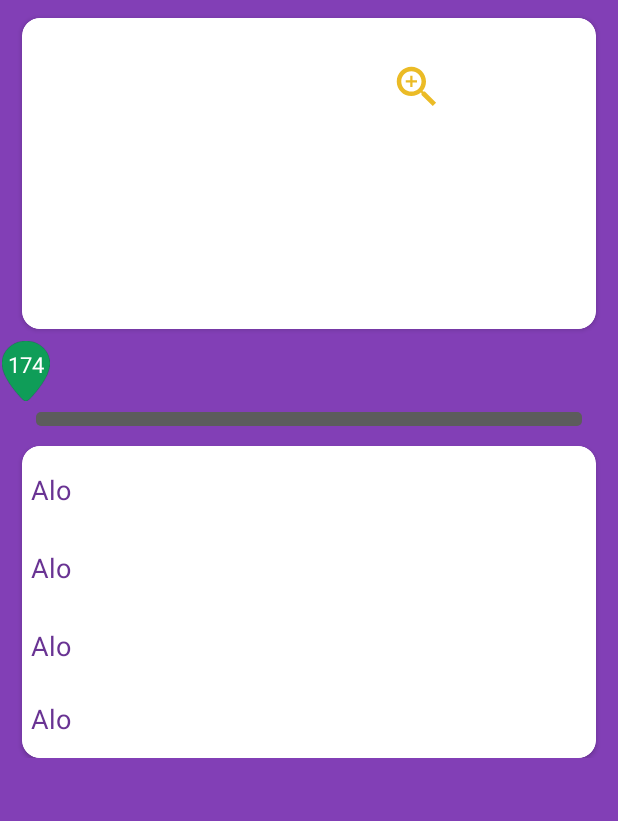
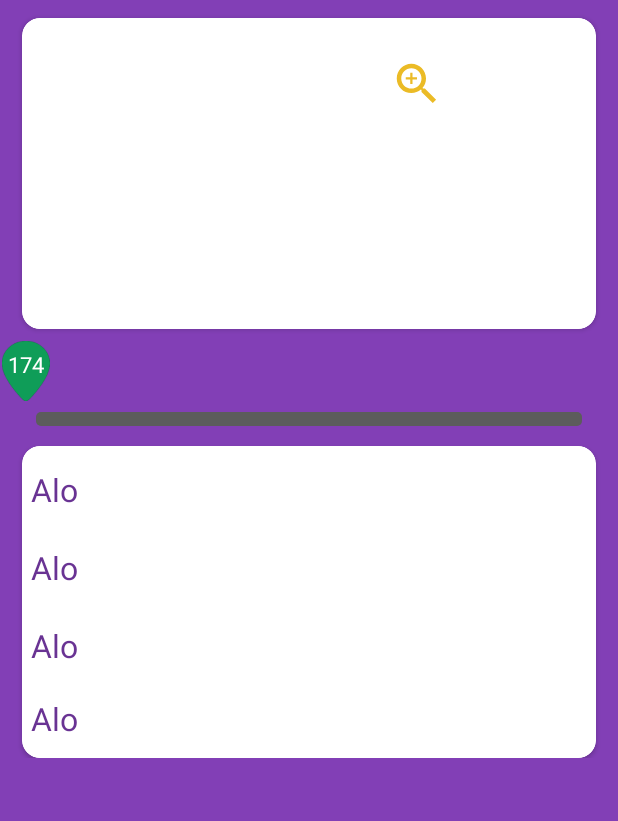
Before and after one commit to PikachuTeam/IndoDriving, an Android app: the layout fragment_learn_all.xml on its own in the app's theme, with its tools: preview values and no code run, on a phone screen of 412 x 824 dp. Shown: the top 821 px of the screen. Run offline under Robolectric (Android 15) with nearby library versions, the phone set to English and light mode, and no system bars.

Commit message:
+ Fix text size for learn all screen + fix item question number wrapper

```diff
--- a/app/src/main/java/com/essential/indodriving/ui/widget/QuestionNoItemWrapper.java
+++ b/app/src/main/java/com/essential/indodriving/ui/widget/QuestionNoItemWrapper.java
@@ -21,7 +21,7 @@ public class QuestionNoItemWrapper {
     public boolean isHighlight;
 
     private TextView textViewNumber;
-    private RelativeLayout questionNoWrapper;
+    private LinearLayout questionNoWrapper;
     private View highlightView;
 
     public QuestionNoItemWrapper(Context context) {
@@ -33,7 +33,7 @@ public class QuestionNoItemWrapper {
     private void findViews(View rootView) {
         textViewNumber = (TextView) rootView.findViewById(R.id.textViewNumber);
         highlightView = rootView.findViewById(R.id.highlightView);
-        questionNoWrapper = (RelativeLayout) rootView.findViewById(R.id.questionNoWrapper);
+        questionNoWrapper = (LinearLayout) rootView.findViewById(R.id.questionNoWrapper);
 
         questionNoWrapper.setOnClickListener(new View.OnClickListener() {
             @Override
--- a/app/src/main/res/layout/fragment_do_test.xml
+++ b/app/src/main/res/layout/fragment_do_test.xml
@@ -12,7 +12,7 @@
 
         <LinearLayout
             android:layout_width="match_parent"
-            android:layout_height="@dimen/number_wrapper_height"
+            android:layout_height="wrap_content"
             android:orientation="horizontal">
 
             <HorizontalScrollView
--- a/app/src/main/res/layout/fragment_learn_all.xml
+++ b/app/src/main/res/layout/fragment_learn_all.xml
@@ -70,7 +70,7 @@
                             android:gravity="center"
                             android:padding="@dimen/common_size_10"
                             android:textColor="@color/learn_all_text_color"
-                            android:textSize="@dimen/common_text_size_15" />
+                            android:textSize="@dimen/common_text_size_18" />
                     </LinearLayout>
                 </android.support.v7.widget.CardView>
 
@@ -151,7 +151,7 @@
                             android:paddingTop="@dimen/common_size_5"
                             android:text="Alo"
                             android:textColor="@color/learn_all_text_color"
-                            android:textSize="@dimen/common_text_size_15" />
+                            android:textSize="@dimen/common_text_size_18" />
 
                         <TextView
                             android:id="@+id/textViewAnswerB"
@@ -164,7 +164,7 @@
                             android:paddingTop="@dimen/common_size_5"
                             android:text="Alo"
                             android:textColor="@color/learn_all_text_color"
-                            android:textSize="@dimen/common_text_size_15" />
+                            android:textSize="@dimen/common_text_size_18" />
 
                         <TextView
                             android:id="@+id/textViewAnswerC"
@@ -177,7 +177,7 @@
                             android:paddingTop="@dimen/common_size_5"
                             android:text="Alo"
                             android:textColor="@color/learn_all_text_color"
-                            android:textSize="@dimen/common_text_size_15" />
+                            android:textSize="@dimen/common_text_size_18" />
 
                         <TextView
                             android:id="@+id/textViewAnswerD"
@@ -188,7 +188,7 @@
                             android:padding="@dimen/common_size_5"
                             android:text="Alo"
                             android:textColor="@color/learn_all_text_color"
-                            android:textSize="@dimen/common_text_size_15" />
+                            android:textSize="@dimen/common_text_size_18" />
                     </LinearLayout>
                 </android.support.v7.widget.CardView>
             </LinearLayout>
--- a/app/src/main/res/values/strings.xml
+++ b/app/src/main/res/values/strings.xml
@@ -48,7 +48,7 @@
     <string name="test_rule_sim_b1">-This Test Simulation is for class B1 driving license.\n-To be able to get this license, you have to be over 20 years old.\n-This test consists of 30 multiple-choice driving theory questions.\n-To pass the test, you must get at least 21 correct answers of the total.</string>
     <string name="test_rule_sim_b1_umum">-This Test Simulation is for class B1 public driving license.\n-To be able to get this license, you have to be over 22 years old.\n-This test consists of 30 multiple-choice driving theory questions.\n-To pass the test, you must get at least 21 correct answers of the total.</string>
     <string name="test_rule_sim_b2">-This Test Simulation is for class B2 driving license.\n-To be able to get this license, you have to be over 21 years old.\n-This test consists of 30 multiple-choice driving theory questions.\n-To pass the test, you must get at least 21 correct answers of the total.</string>
-    <string name="test_rule_sim_b2_umum">-This Test Simulation is for class B2 public driving license.\n-To be able to get this license, you have to be over 17 years old.\n-This test consists of 30 multiple-choice driving theory questions.\n-To pass the test, you must get at least 21 correct answers of the total.</string>
+    <string name="test_rule_sim_b2_umum">-This Test Simulation is for class B2 public driving license.\n-To be able to get this license, you have to be over 23 years old.\n-This test consists of 30 multiple-choice driving theory questions.\n-To pass the test, you must get at least 21 correct answers of the total.</string>
     <string name="test_rule_sim_c">-This Test Simulation is for class C driving license.\n-To be able to get this license, you have to be over 17 years old.\n-This test consists of 30 multiple-choice driving theory questions.\n-To pass the test, you must get at least 21 correct answers of the total.</string>
     <string name="test_rule_sim_d">-This Test Simulation is for class D driving license.\n-To be able to get this license, you have to be over 17 years old.\n-This test consists of 30 multiple-choice driving theory questions.\n-To pass the test, you must get at least 21 correct answers of the total.</string>
     <string name="learn_sim_a">Learn Sim A ({0})</string>
```
Also changed, not shown: app/src/main/java/com/essential/indodriving/ui/test/DoTestFragment.java (+10 -0 lines), app/src/main/res/layout/item_question_no.xml (+15 -11 lines).
